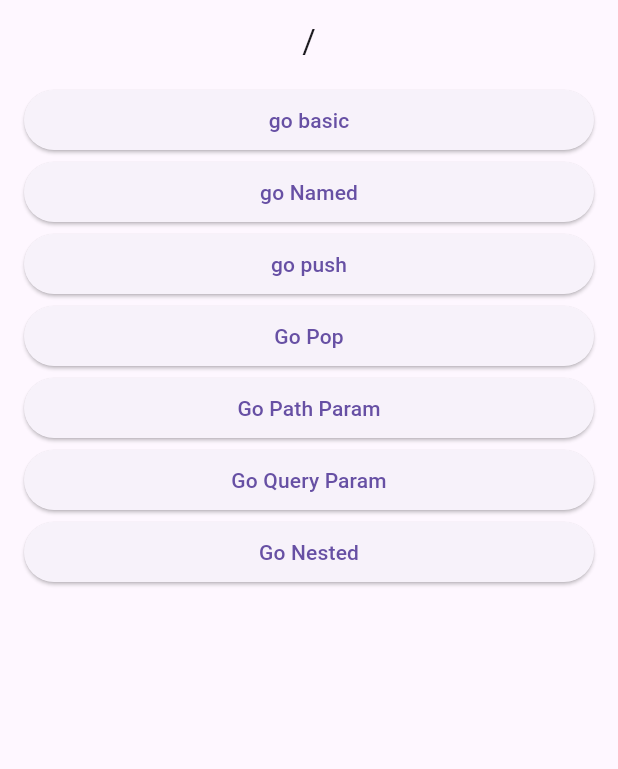
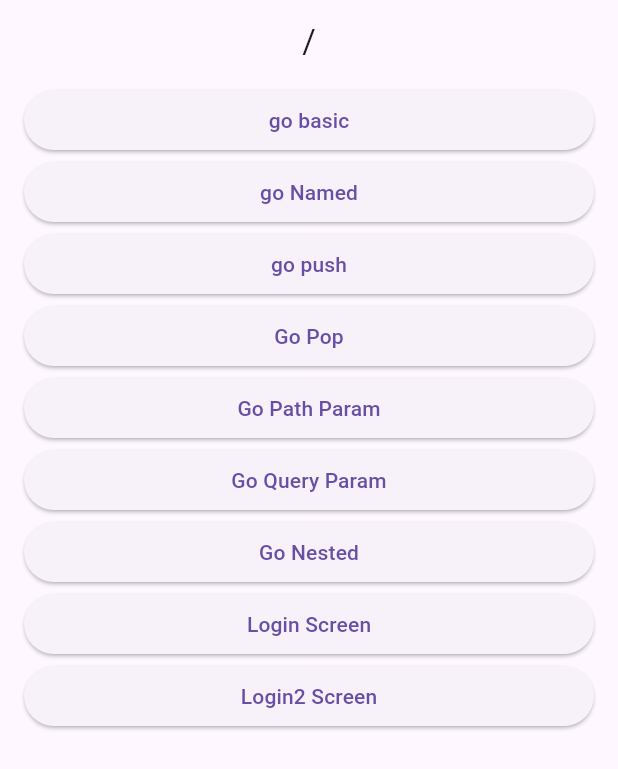
Before and after one commit to labyrinth30/flutter-go-router, a Flutter app: the screen it shows after launch, on a phone screen of 412 x 824 dp. Shown: the top 769 px of the screen. Run offline on Flutter 3.47's test engine with Material 3 defaults, Android fonts, the phone set to English and light mode, and no system bars; our stand-ins replace go_router.

```diff
--- a/lib/route/router.dart
+++ b/lib/route/router.dart
@@ -1,3 +1,4 @@
+import 'package:flutter/material.dart';
 import 'package:flutter_go_router/screens/1_basic_screen.dart';
 import 'package:flutter_go_router/screens/2_named_screen.dart';
 import 'package:flutter_go_router/screens/3_push_screen.dart';
@@ -7,8 +8,14 @@ import 'package:flutter_go_router/screens/6_path_param_screen.dart';
 import 'package:flutter_go_router/screens/7_query_param_screen.dart';
 import 'package:flutter_go_router/screens/8_nested_child_screen.dart';
 import 'package:flutter_go_router/screens/8_nested_screen.dart';
+import 'package:flutter_go_router/screens/9_login_screen.dart';
+import 'package:flutter_go_router/screens/9_private_screen.dart';
 import 'package:flutter_go_router/screens/root_screen.dart';
 import 'package:go_router/go_router.dart';
+
+// 로그인이 되었는지 안됐는지
+// true - login ok / false - login no
+bool authState = false;
 
 // 실제 인터넷 라우팅처럼 라우팅함
 // https://naver.com/ 에서 / 뒤에 오는 것을 path라고 부름.
@@ -19,6 +26,14 @@ import 'package:go_router/go_router.dart';
 // /basic -> basic
 // /named ->
 final router = GoRouter(
+  redirect: (context, state) {
+    // return String -> 라우팅할 path (path)
+    // return null -> 원래 이동하려던 라우트로 이동
+    if (state.uri.path == '/login/private' && !authState) {
+      return '/login';
+    }
+    return null;
+  },
   // routes에는 GoRoute를 넣어줌
   routes: [
     GoRoute(
@@ -96,6 +111,34 @@ final router = GoRouter(
             child: child,
           ),
         ),
+        GoRoute(
+          path: 'login',
+          builder: (_, state) => const LoginScreen(),
+          routes: [
+            GoRoute(
+              path: 'private', // /login/private
+              builder: (_, state) => const PrivateScreen(),
+            ),
+          ],
+        ),
+        GoRoute(
+          path: 'login2',
+          builder: (_, state) => const LoginScreen(),
+          routes: [
+            GoRoute(
+              path: 'private', // /login2/private
+              builder: (_, state) => const PrivateScreen(),
+              // path 지정 필요없음
+              redirect: (context, state) {
+                if (!authState) {
+                  return '/login2';
+                } else {
+                  return null;
+                }
+              },
+            ),
+          ],
+        ),
       ],
     ),
   ],
--- a/lib/screens/root_screen.dart
+++ b/lib/screens/root_screen.dart
@@ -49,6 +49,14 @@ class RootScreen extends StatelessWidget {
             text: 'Go Nested',
             onPressed: () => context.go('/nested/a'),
           ),
+          CustomButton(
+            text: 'Login Screen',
+            onPressed: () => context.go('/login'),
+          ),
+          CustomButton(
+            text: 'Login2 Screen',
+            onPressed: () => context.go('/login2'),
+          ),
         ],
       ),
     );
```
Also changed, not shown: lib/screens/9_login_screen.dart (added, +42 -0 lines), lib/screens/9_private_screen.dart (added, +15 -0 lines).
